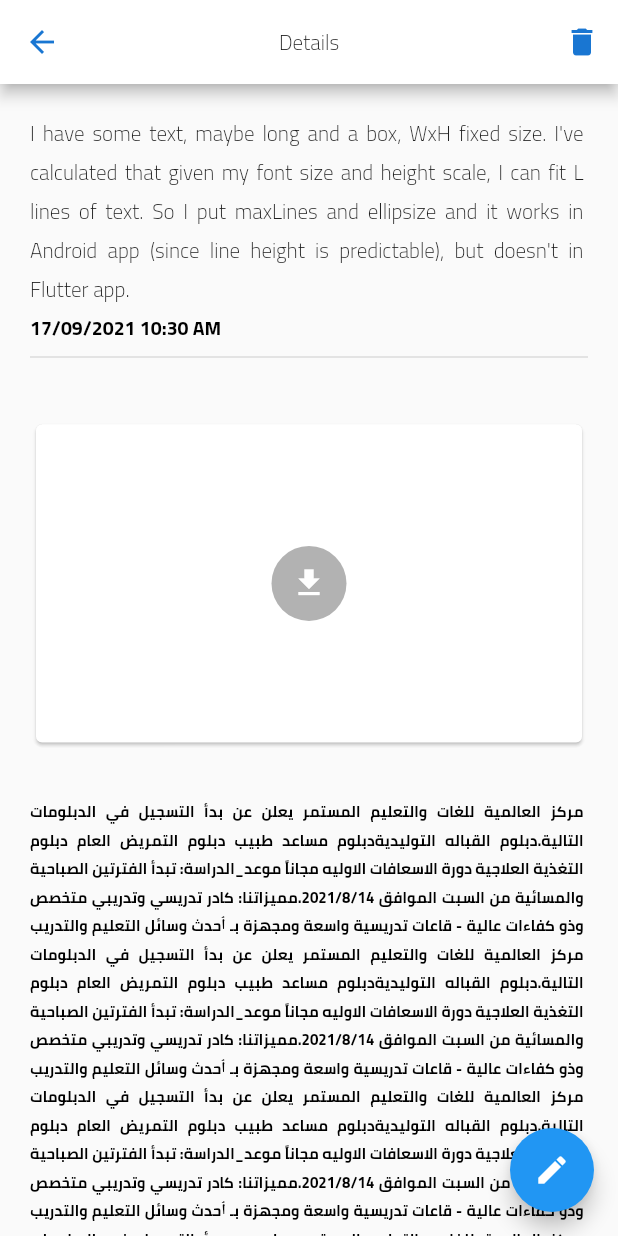
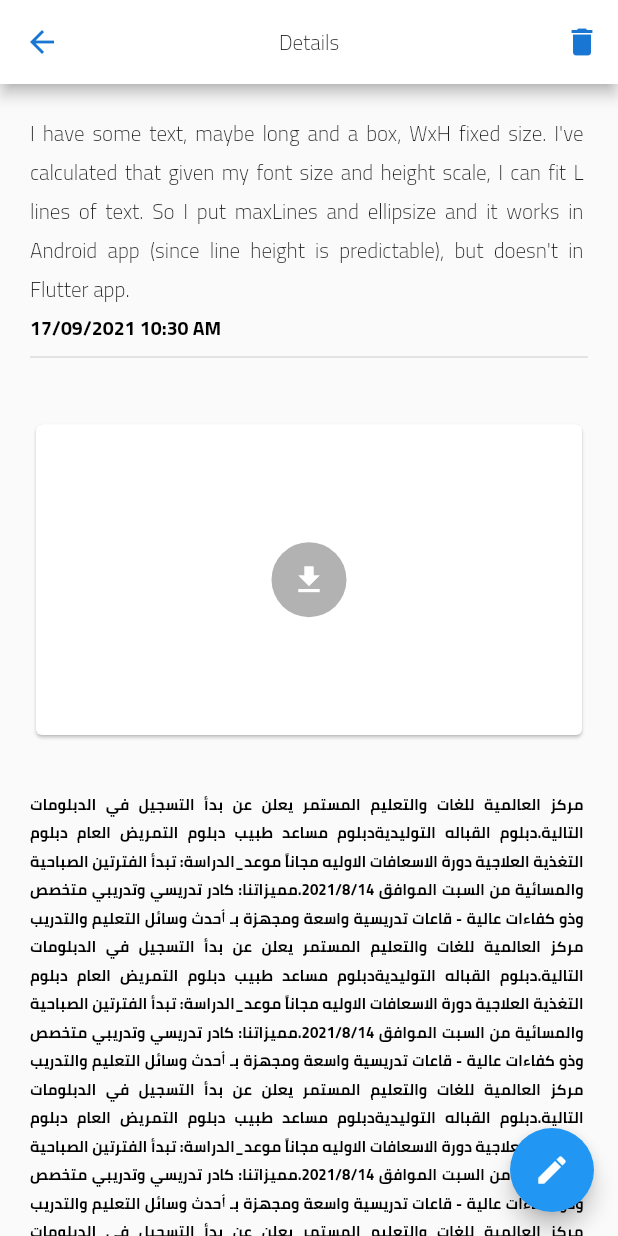
Before and after one commit to EssaShehab99/newsapplication, a Flutter app: the screen it shows after launch, after a tap on "Now", on a phone screen of 412 x 824 dp. Run offline on Flutter 3.47's test engine with Material 2 defaults, Android fonts, the phone set to English and light mode, and no system bars; drawn by our look-alikes of carousel_slider, percent_indicator; our stand-ins replace easy_localization, file_picker, flutter_spinkit, permission_handler, photo_view, shared_preferences; missing offline and left inert: auto_size_text_pk, favorite_button, flowder; statements that could not run were skipped.

Commit message:
images and add post done

```diff
--- a/lib/main.dart
+++ b/lib/main.dart
@@ -59,6 +59,11 @@ class LauncherApp extends StatelessWidget {
           primaryColor: primaryColor_light,
           backgroundColor: secondaryColor_light,
         indicatorColor: secondaryColor_light,
+          elevatedButtonTheme: ElevatedButtonThemeData(
+            style: ButtonStyle(
+              backgroundColor: MaterialStateProperty.all<Color>(secondaryColor_light)
+            )
+          ),
           tabBarTheme: TabBarTheme(
             labelColor: reverseColor_light,
             unselectedLabelColor: secondaryColor_light,
@@ -78,6 +83,8 @@ class LauncherApp extends StatelessWidget {
             headline2: textStyle(fontSize: 13,color: reverseColor_light),
             headline3: textStyle(fontSize: 10,color: reverseColor_light),
             headline4: textStyle(fontSize: 15,color: secondaryColor_light),
+            headline5: textStyle(fontSize: 15,color: secondaryColor_light,fontWeight: FontWeight.normal),
+            headline6: textStyle(fontSize: 15,color: primaryColor_light),
           )),
       initialRoute: '/',
       routes: {
--- /dev/null
+++ b/lib/models/file_manager/download_button.dart
@@ -0,0 +1,54 @@
+import 'package:newsapplication/models/file_manager/files_manager.dart';
+import 'package:percent_indicator/circular_percent_indicator.dart';
+import 'package:flutter/material.dart';
+import 'package:provider/provider.dart';
+
+class DownloadButton extends StatelessWidget {
+  DownloadButton(
+      {Key? key,
+      required this.remoteUrl,
+      required this.folder,
+      this.extension = 'jpg'})
+      : super(key: key);
+
+  final String folder;
+  final String remoteUrl;
+  final String extension;
+
+  @override
+  Widget build(BuildContext context) {
+    FilesManager fileManager= Provider.of<FilesManager>(context, listen: false);
+
+    return Center(
+      child:  CircularPercentIndicator(
+          radius: 50.0,
+          lineWidth: 4.0,
+          backgroundColor: Colors.black.withOpacity(0.0),
+          percent: fileManager.value[remoteUrl] ?? 0.0,
+          center: TextButton(
+            onPressed: () async {
+              if (fileManager.value.containsKey(remoteUrl) == true &&
+                  fileManager.value[remoteUrl]! > 0) {
+                fileManager.cancelDownload(remoteUrl: remoteUrl);
+              } else {
+                if (fileManager.fileInDatabase(remoteUrl) == null &&
+                    fileManager.value.containsKey(remoteUrl) != true) {
+                  fileManager.downloadFile(url: remoteUrl, folder: folder);
+                }
+              }
+            },
+            style: TextButton.styleFrom(
+                shape: CircleBorder(),
+                backgroundColor: Colors.black.withOpacity(0.3),
+                minimumSize: Size(50, 50)),
+            child: Icon(
+              fileManager.value.containsKey(remoteUrl) == true
+                  ? Icons.stop
+                  : Icons.download,
+              color: Colors.white,
+            ),
+          ),
+        ),
+      );
+  }
+}
--- a/lib/modules/news_screen/news_details.dart
+++ b/lib/modules/news_screen/news_details.dart
@@ -92,9 +92,11 @@ class _NewsDetailsState extends State<NewsDetails> {
                   height: MediaQuery.of(context).size.height * 0.04,
                 ),
                 PhotoViewer(
-                    images: [value.postsList[0].remoteImageTitle],
-                    onDismissed: (_) {},
-                    enableInfiniteScroll: false),
+                  images: [value.postsList[0].remoteImageTitle],
+                  onDismissed: (_) {},
+                  enableInfiniteScroll: false,
+                  child: Container(),
+                ),
                 SizedBox.shrink(),
                 SizedBox(
                   height: MediaQuery.of(context).size.height * 0.04,
@@ -121,8 +123,10 @@ class _NewsDetailsState extends State<NewsDetails> {
                   thickness: 1.0,
                 ),
                 PhotoViewer(
-                    images: value.postsList[0].remoteImageList,
-                    onDismissed: (_) {}),
+                  images: value.postsList[0].remoteImageList,
+                  onDismissed: (_) {},
+                  child: Container(),
+                ),
                 Container(
                     alignment: Alignment.center,
                     margin: EdgeInsets.only(top: 20),
@@ -130,7 +134,6 @@ class _NewsDetailsState extends State<NewsDetails> {
                       isStarred:
                           value.favoritePostsList.contains(value.postsList[0]),
                       valueChanged: (favoriteStatus) {
-
                         value.favoritePost(
                             post: value.postsList[0],
                             favoriteStatus: favoriteStatus);
--- a/lib/shared/image_viewer/image_viewer.dart
+++ b/lib/shared/image_viewer/image_viewer.dart
@@ -1,6 +1,6 @@
 import 'package:flowder/flowder.dart';
 import 'package:flutter/material.dart';
-import 'package:newsapplication/models/file_manager/download_files.dart';
+import 'package:newsapplication/models/file_manager/download_button.dart';
 import 'package:newsapplication/models/file_manager/files_manager.dart';
 import 'package:newsapplication/shared/components/components.dart';
 import 'package:carousel_slider/carousel_slider.dart';
@@ -10,14 +10,16 @@ import 'package:provider/provider.dart';
 import 'interactive_image.dart';
 
 class PhotoViewer extends StatefulWidget {
-  PhotoViewer({
-    Key? key,
+  PhotoViewer(
+      {Key? key,
       required this.images,
       required Function(DismissDirection) this.onDismissed,
       this.enableInfiniteScroll = true,
-  }) : super(key: key);
+    required  this.child})
+      : super(key: key);
   final List<dynamic>? images;
   final bool enableInfiniteScroll;
+  final Widget child;
 
   @override
   _PhotoViewerState createState() => _PhotoViewerState();
@@ -28,25 +30,22 @@ class PhotoViewer extends StatefulWidget {
 class _PhotoViewerState extends State<PhotoViewer> {
   @override
   Widget build(BuildContext context) {
-    return widget.images == null
-        ? SizedBox.shrink()
-        : Padding(
+    return Padding(
       padding: const EdgeInsets.all(0.0),
       child: Center(
         child: ClipRRect(
           borderRadius: BorderRadius.circular(10),
           child: CarouselSlider(
-                  items: widget.images != null
-                      ? widget.images?.map(
-                          (image) {
-                            return Dismissible(
-                              direction: widget.images![0].runtimeType == String
+            items: [
+              if (widget.images != null)
+                for (var image in widget.images!)
+                  Dismissible(
+                    direction: image.runtimeType == String
                         ? DismissDirection.none
                         : DismissDirection.down,
                     key: Key(image.toString()),
                     onDismissed: (_) {
-                                widget.images
-                                    ?.removeAt(widget.images!.indexOf(image));
+                      widget.images?.removeAt(widget.images!.indexOf(image));
                       setState(() {});
                       print(image.absolute);
                     },
@@ -54,15 +53,14 @@ class _PhotoViewerState extends State<PhotoViewer> {
                       images: widget.images!,
                       image: image,
                     ),
-                            );
-                          },
-                        ).toList()
-                      : [],
+                  ),
+              widget.child
+            ],
             options: CarouselOptions(
               enableInfiniteScroll: false,
               enlargeCenterPage: false,
-                    viewportFraction: widget.enableInfiniteScroll ? 0.8 : 1,
-                    height: 220,
+              viewportFraction: widget.enableInfiniteScroll ? 0.8 : 1.0,
+              height: 215,
             ),
           ),
         ),
@@ -71,20 +69,11 @@ class _PhotoViewerState extends State<PhotoViewer> {
   }
 }
 
-class DefaultBoxImage extends StatefulWidget {
+class DefaultBoxImage extends StatelessWidget {
   const DefaultBoxImage({Key? key, required this.images, required this.image})
       : super(key: key);
   final List<dynamic> images;
   final image;
-
-  @override
-  _DefaultBoxImageState createState() => _DefaultBoxImageState();
-}
-
-class _DefaultBoxImageState extends State<DefaultBoxImage> {
-  late DownloaderUtils options;
-  late DownloaderCore core;
-  late final String path;
 
   @override
   Widget build(BuildContext context) {
@@ -99,23 +88,23 @@ class _DefaultBoxImageState extends State<DefaultBoxImage> {
                       context,
                       MaterialPageRoute(
                           builder: (_) => InteractiveImage(
-                                images: widget.images,
-                                index: widget.images.indexOf(widget.image),
+                                images: images,
+                                index: images.indexOf(image),
                               )));
                 },
-                child: widget.image.runtimeType == String
+                child: image.runtimeType == String
                     ? Consumer<FilesManager>(
                         builder: (context, value, child) => Stack(
                               children: [
-                                DownloadFile(
-                                    remoteUrl: widget.image,
-                                    folder: 'Yemen Net'),
-                                if (value.imageLocalUrl(widget.image) != null)
+                                DownloadButton(
+                                    remoteUrl: image, folder: 'Yemen Net'),
+                                if (value.fileInDatabase(image) != null)
                                   defaultPhotoView(
-                                      value: File(value.imageLocalUrl(widget.image)!), onPressed: () {}),
+                                      value: File(value.fileInDatabase(image)!),
+                                      onPressed: () {}),
                               ],
                             ))
-                    : defaultPhotoView(value: widget.image, onPressed: () {})),
+                    : defaultPhotoView(value: image, onPressed: () {})),
           ),
         ],
       ),
```
Also changed, not shown: lib/models/file_manager/download_files.dart (deleted, +0 -241 lines), lib/models/file_manager/files_manager.dart (+49 -7 lines), lib/modules/post_editing/post_editing.dart (+26 -26 lines), lib/shared/components/components.dart (+20 -3 lines), lib/shared/image_viewer/interactive_image.dart (+12 -17 lines). Lines whose indentation alone changed are shown as unchanged.
